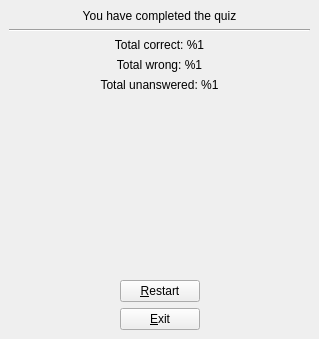
First picture: the form in src/templates/quiz/quizsimulator.ui, repository BuildmLearn/BuildmLearn-Toolkit, before the edit.
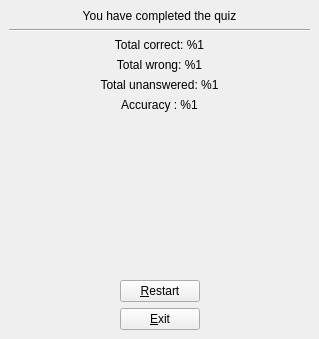
Second picture: the form after the edit. The open tabs and pages were chosen to show the change.

Commit message: show the accuracy in quiz

What changed in the file:
```diff
--- a/src/templates/quiz/quizsimulator.ui
+++ b/src/templates/quiz/quizsimulator.ui
@@ -188,6 +188,16 @@
          </property>
         </widget>
        </item>
+       <item>
+           <widget class="QLabel" name="m_lblTotalPercentileScore">
+               <property  name="text">
+                   <string>Accuracy : %1</string>
+               </property>
+               <property  name="alignment">
+                   <set>Qt::AlignCenter</set>
+               </property>
+           </widget>
+       </item>
        <item>
         <spacer name="verticalSpacer">
          <property name="orientation">
```
The commit also changes 1 other file.
